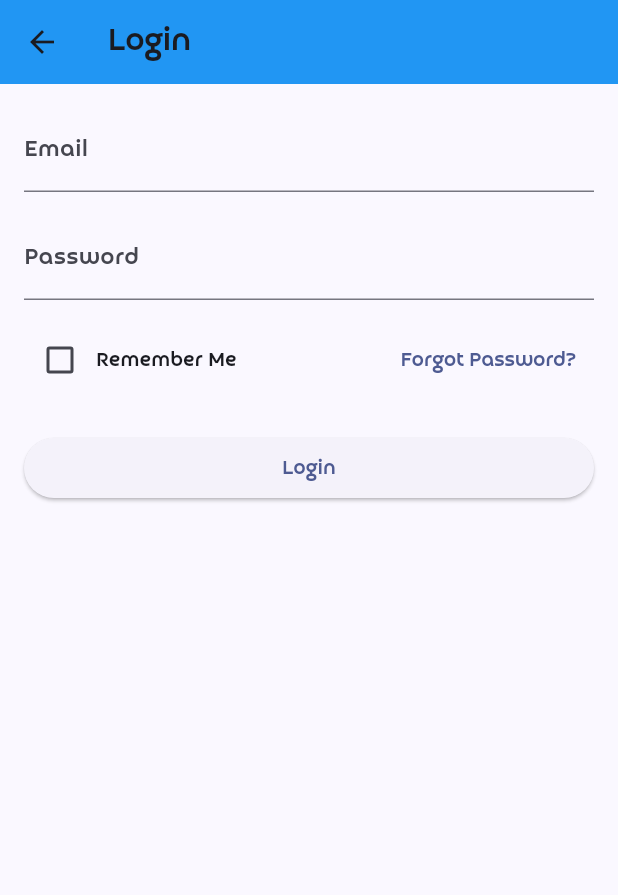
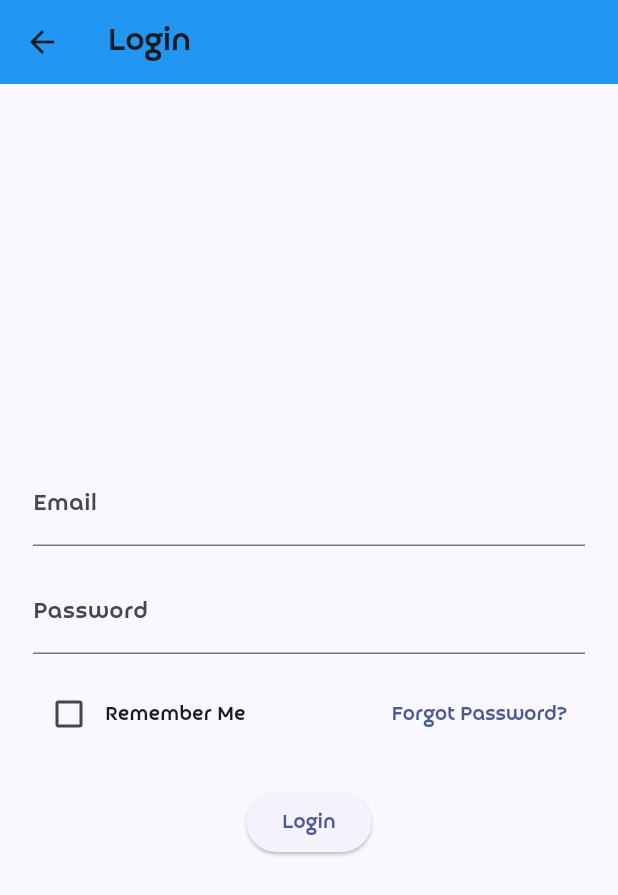
Before and after one commit to adwise-planning/adwise_ui, a Flutter app: the screen it shows after launch, after a tap on "Login", on a phone screen of 412 x 824 dp. Shown: the top 895 px of the screen. Run offline on Flutter 3.47's test engine with Material 3 defaults, Android fonts, the light colour scheme and no system bars; missing offline and left inert: dart:html; generated files the repository leaves out were written again.

Commit message:
login screen centered

```diff
--- a/lib/Login.dart
+++ b/lib/Login.dart
@@ -63,9 +63,16 @@ class _LoginState extends State<Login> {
         title: const Text('Login'),
         backgroundColor: Colors.blue,
       ),
-      body: Padding(
+      body: Center(
+        child: SingleChildScrollView(
+          child: ConstrainedBox(
+            constraints: const BoxConstraints(
+              maxWidth: 400, // Same width constraint as the signup form
+            ),
+            child: Padding(
               padding: const EdgeInsets.all(16.0),
-        child: ListView(
+              child: Column(
+                mainAxisSize: MainAxisSize.min,
                 children: [
                   TextField(
                     controller: _emailController,
@@ -121,6 +128,9 @@ class _LoginState extends State<Login> {
                 ],
               ),
             ),
+          ),
+        ),
+      ),
     );
   }
 }
```
Also changed, not shown: 1 other file. Lines whose indentation alone changed are shown as unchanged.
